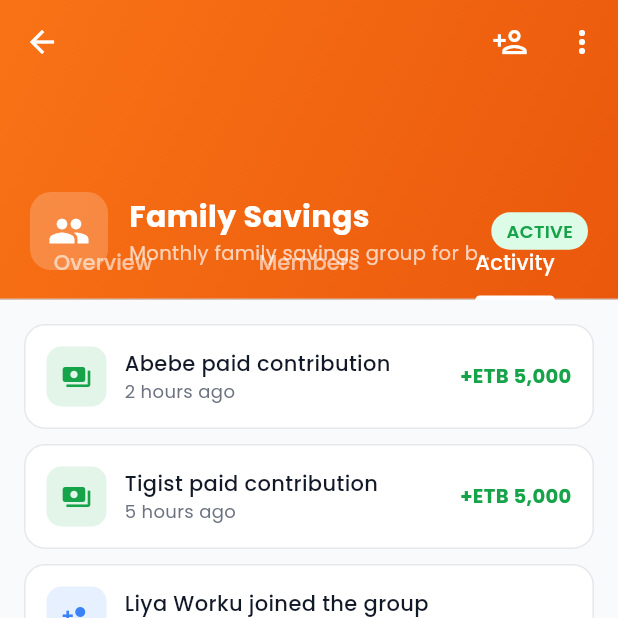
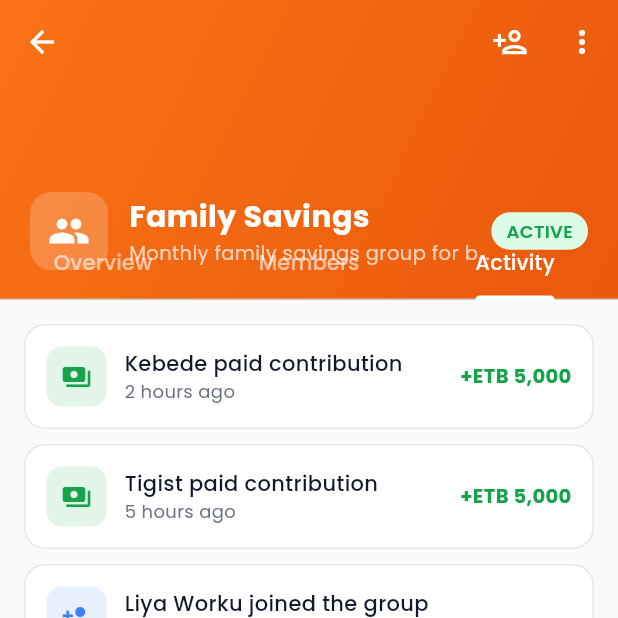
Before and after one commit to kebede08/equb-kabe, a Flutter app: the GroupDetailScreen screen opened directly with empty values, tab 3 chosen, on a phone screen of 412 x 824 dp, the top half of it. Run offline on Flutter 3.47's test engine with Material 3 defaults, Android fonts, the phone set to English and light mode, and no system bars; our stand-ins replace dio, fl_chart, flutter_riverpod, flutter_secure_storage, go_router, pin_code_fields; accounts and stored records are empty.

Commit message:
Remove all Abebe Kebede references, use Kebede Deleleg throughout

```diff
--- a/lib/features/groups/screens/group_detail_screen.dart
+++ b/lib/features/groups/screens/group_detail_screen.dart
@@ -427,7 +427,7 @@ class _GroupDetailScreenState extends State<GroupDetailScreen>
 
   Widget _buildActivity() {
     final activities = [
-      {'icon': Icons.payments, 'color': AppColors.secondary, 'title': 'Abebe paid contribution', 'time': '2 hours ago', 'amount': '+ETB 5,000'},
+      {'icon': Icons.payments, 'color': AppColors.secondary, 'title': 'Kebede paid contribution', 'time': '2 hours ago', 'amount': '+ETB 5,000'},
       {'icon': Icons.payments, 'color': AppColors.secondary, 'title': 'Tigist paid contribution', 'time': '5 hours ago', 'amount': '+ETB 5,000'},
       {'icon': Icons.person_add, 'color': AppColors.info, 'title': 'Liya Worku joined the group', 'time': '1 day ago', 'amount': null},
       {'icon': Icons.warning_amber, 'color': AppColors.warning, 'title': 'Meron payment overdue', 'time': '2 days ago', 'amount': null},
```
